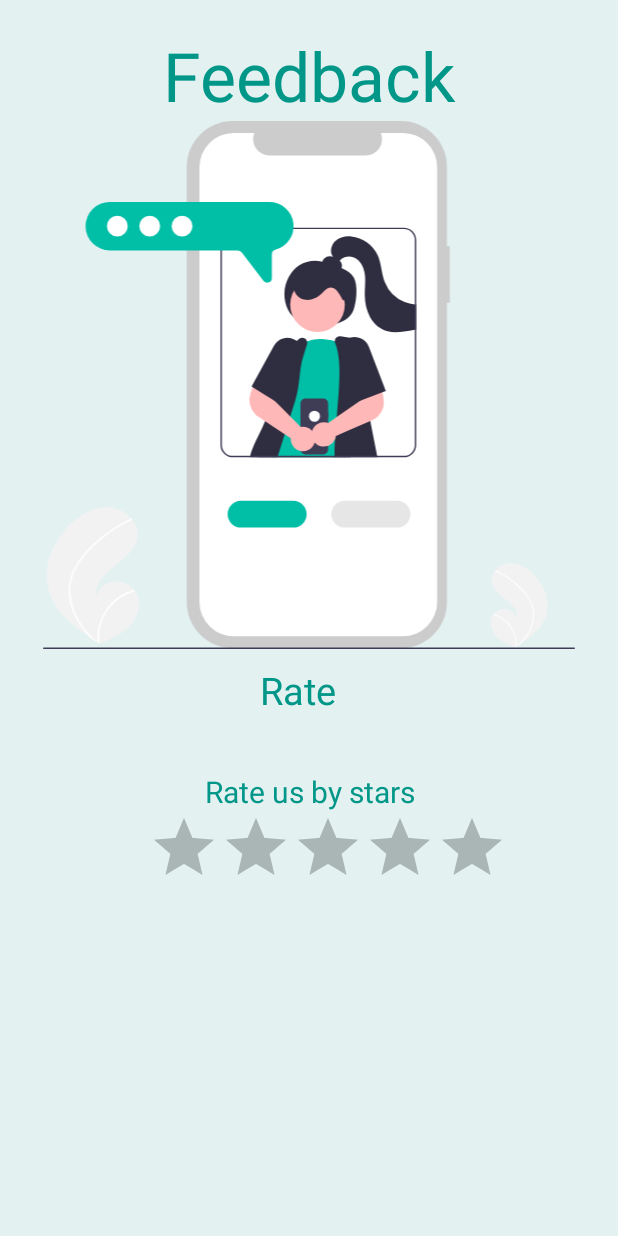
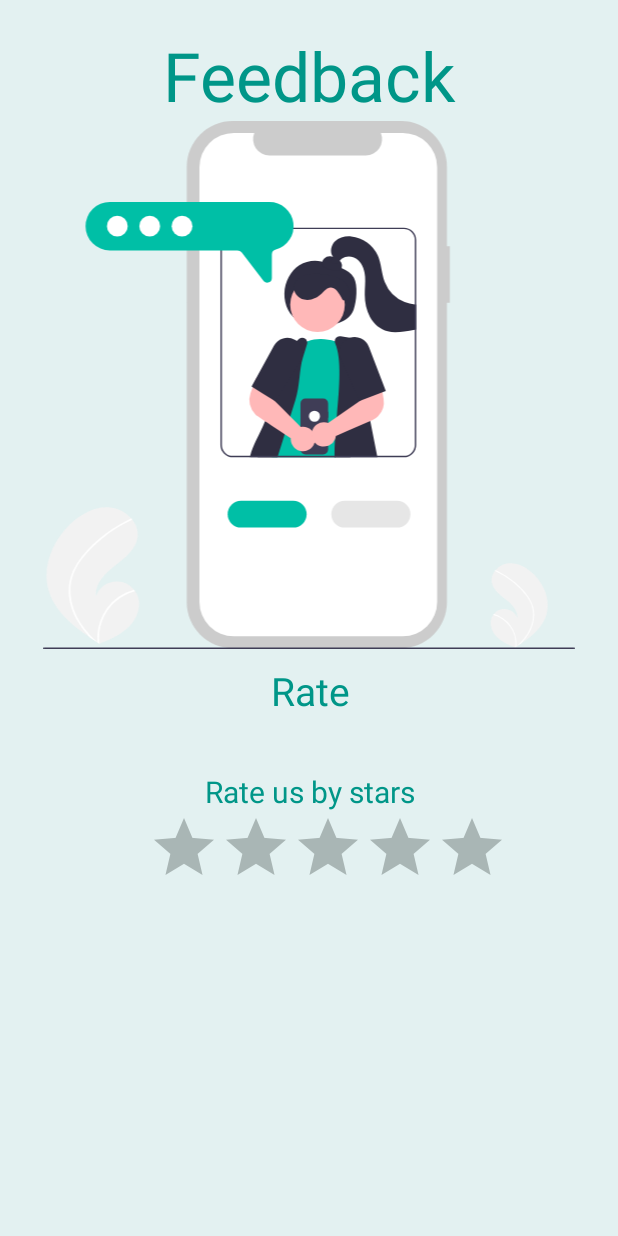
Before and after one commit to tpranavan/mad_final, an Android app: the feedback screen opened directly, with no data from a screen before it, on a phone screen of 412 x 824 dp. Run offline under Robolectric (Android 15) with nearby library versions, the light colour scheme and no system bars; Roboto replaces fonts that are not available here.

Commit message:
feedback change

```diff
--- a/app/src/main/res/layout/activity_feedback.xml
+++ b/app/src/main/res/layout/activity_feedback.xml
@@ -26,13 +26,13 @@
 
     <TextView
         android:id="@+id/txtRate"
-        android:layout_width="358dp"
+        android:layout_width="373dp"
         android:layout_height="41dp"
         android:layout_marginTop="10dp"
         android:gravity="center_horizontal"
         android:text="Rate"
         android:textColor="#009688"
-        android:textSize="25sp" />
+        android:textSize="26sp" />
 
     <TextView
         android:id="@+id/tvFeedback"
```
